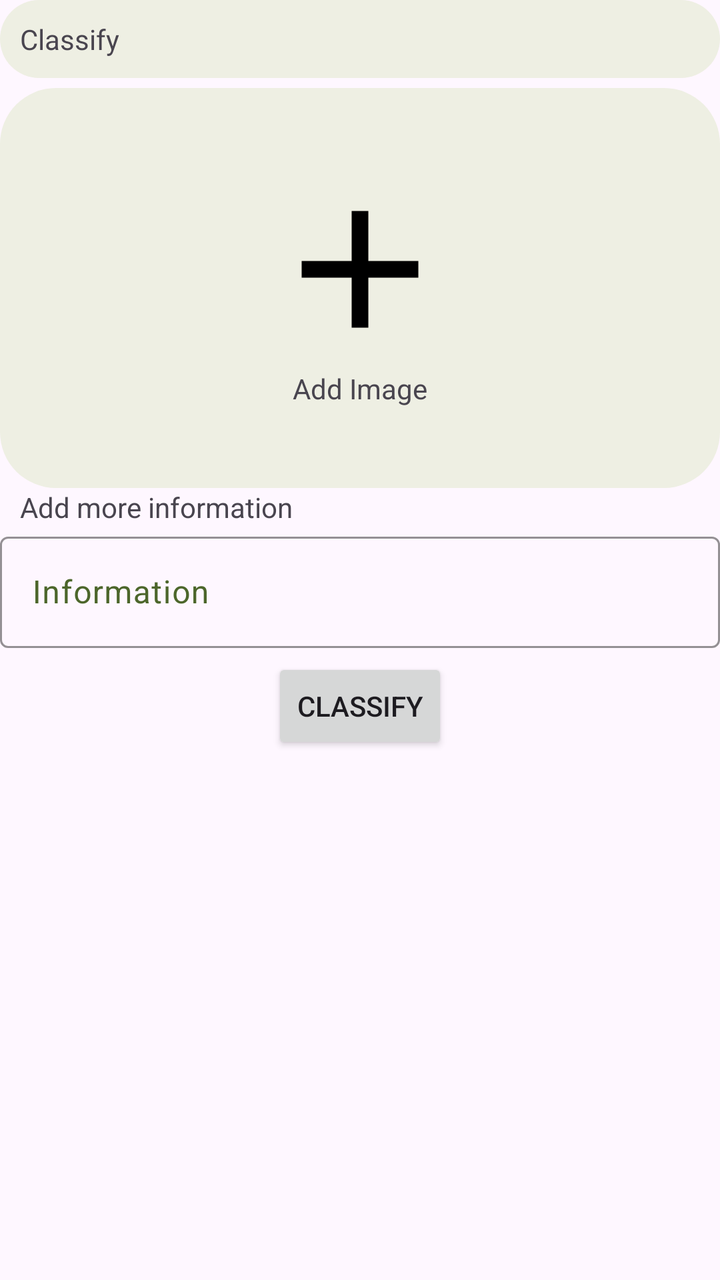
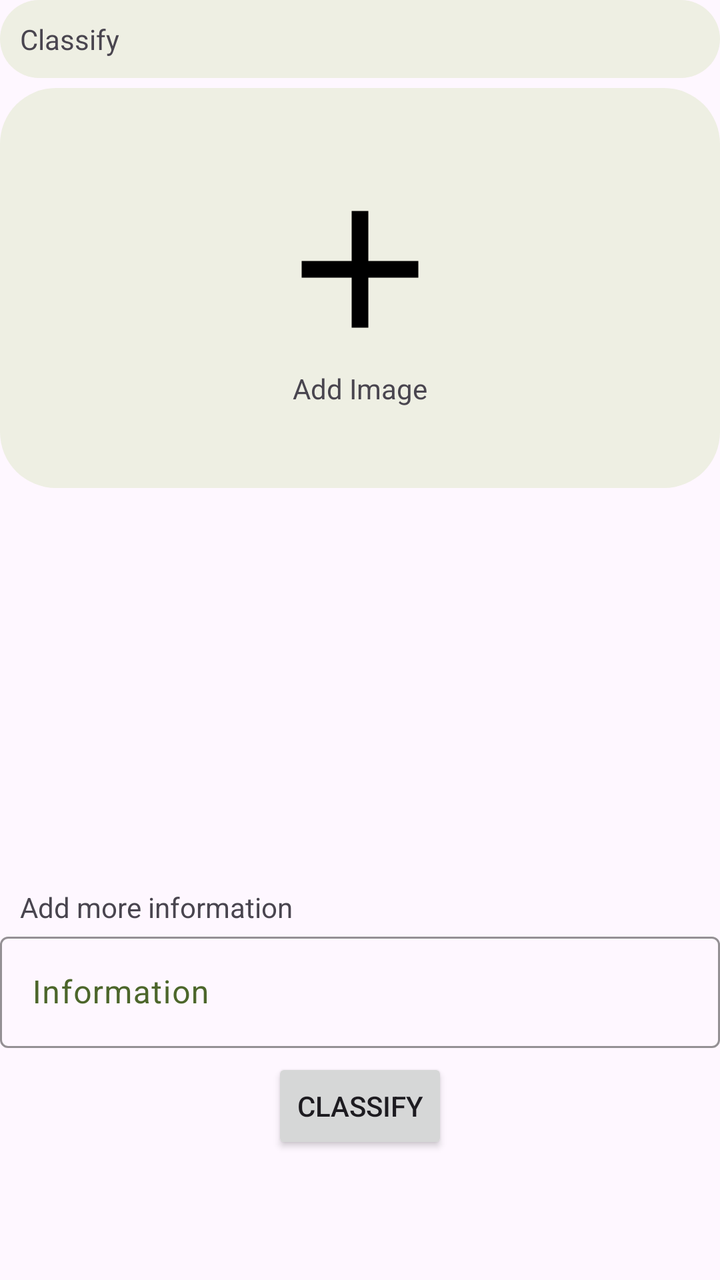

The first picture is an Android layout as it rendered before a commit; the second is the same layout after the commit. The layout source and the unified diff follow.
<!-- AndroidManifest.xml: application theme Theme.Task82HD -->
<!-- res/layout/fragment_classify.xml -->
<?xml version="1.0" encoding="utf-8"?>
<LinearLayout xmlns:android="http://schemas.android.com/apk/res/android"
    xmlns:tools="http://schemas.android.com/tools"
    android:layout_width="match_parent"
    android:layout_height="match_parent"
    xmlns:app="http://schemas.android.com/apk/res-auto"
    tools:context=".Fragment.ClassifyFragment"
    android:orientation="vertical">

    <TextView
        android:layout_width="match_parent"
        android:layout_height="wrap_content"
        android:text="@string/classify_nav"
        android:paddingTop="@dimen/standard_padding"
        android:paddingBottom="@dimen/standard_padding"
        android:paddingStart="@dimen/standard_padding"
        android:background="@drawable/background"/>

    <androidx.constraintlayout.widget.ConstraintLayout
        android:layout_width="match_parent"
        android:layout_marginTop="@dimen/margin_small"
        android:background="@drawable/background"
        android:layout_height="200dp"
        android:id="@+id/add_image">
        <LinearLayout
            android:layout_width="wrap_content"
            android:layout_height="wrap_content"
            android:orientation="vertical"
            app:layout_constraintStart_toStartOf="parent"
            app:layout_constraintEnd_toEndOf="parent"
            app:layout_constraintBottom_toBottomOf="parent"
            app:layout_constraintTop_toTopOf="parent">
            <ImageView
                android:layout_width="100dp"
                android:layout_height="100dp"
                android:layout_gravity="center"
                android:src="@drawable/outline_add_24"/>
            <TextView
                android:layout_width="wrap_content"
                android:layout_height="wrap_content"
                android:layout_gravity="center"
                android:text="@string/add_image"/>
        </LinearLayout>
    </androidx.constraintlayout.widget.ConstraintLayout>

    <TextView
        android:layout_width="wrap_content"
        android:layout_height="wrap_content"
        android:text="@string/more_info"
        android:paddingStart="@dimen/standard_padding"/>

    <com.google.android.material.textfield.TextInputLayout
        android:layout_width="match_parent"
        android:layout_height="wrap_content"
        android:hint="Information">

        <com.google.android.material.textfield.TextInputEditText
            android:layout_width="match_parent"
            android:layout_height="wrap_content"
            android:id="@+id/information_text"/>
    </com.google.android.material.textfield.TextInputLayout>

    <Button
        android:layout_width="wrap_content"
        android:layout_height="wrap_content"
        android:layout_gravity="center"
        android:layout_marginTop="@dimen/margin_small"
        android:id="@+id/classify_button"
        android:text="Classify"/>

</LinearLayout>
<!-- resources referenced by this layout -->
<resources>
  <dimen name="margin_small">5dp</dimen>
  <dimen name="standard_padding">10dp</dimen>
  <!-- drawable background (drawable) -->
  <?xml version="1.0" encoding="utf-8"?>
  <shape xmlns:android="http://schemas.android.com/apk/res/android"
      android:shape="rectangle">
  
      <solid android:color="@color/md_theme_surfaceContainer" />
  
      <corners android:radius="@dimen/corner_radius_big" />
  </shape>
  <!-- drawable outline_add_24 (drawable) -->
  <vector xmlns:android="http://schemas.android.com/apk/res/android" android:height="24dp" android:tint="#000000" android:viewportHeight="960" android:viewportWidth="960" android:width="24dp">
        
      <path android:fillColor="@android:color/white" android:pathData="M440,520L200,520L200,440L440,440L440,200L520,200L520,440L760,440L760,520L520,520L520,760L440,760L440,520Z"/>
      
  </vector>
  <string name="add_image">Add Image</string>
  <string name="classify_nav">Classify</string>
  <string name="more_info">Add more information</string>
  <style name="Theme.Task82HD" parent="Base.Theme.Task82HD" />
  <color name="md_theme_surfaceContainer">#EEEFE3</color>
  <dimen name="corner_radius_big">28dp</dimen>
  <style name="Base.Theme.Task82HD" parent="Theme.Material3.DayNight.NoActionBar">
  
          <item name="materialButtonStyle">@style/App.Button</item>
          <item name="textInputStyle">@style/App.TextInputLayout.OutlinedBox</item>
          <item name="switchStyle">@style/App.Switch</item>
      </style>
  <style name="App.Button" parent="Widget.Material3.Button">
          <item name="backgroundTint">@color/md_theme_primary</item>
          <item name="android:textAllCaps">false</item>
          <item name="cornerRadius">12dp</item>
          <item name="background">@drawable/background_primary</item>
      </style>
  <style name="App.TextInputLayout.OutlinedBox" parent="Widget.Material3.TextInputLayout.OutlinedBox">
          <item name="boxStrokeColor">@color/md_theme_primary</item>
          <item name="hintTextColor">@color/md_theme_primary</item>
          <item name="android:textColor">@color/md_theme_primary</item>
  
          <item name="android:textColorHint">@color/md_theme_primary</item>
      </style>
  <style name="App.Switch" parent="Widget.MaterialComponents.CompoundButton.Switch">
          <item name="thumbTint">@color/md_theme_primary</item>
          <item name="trackTint">@color/md_theme_surfaceDim</item>
      </style>
  <color name="md_theme_primary">#4C662B</color>
  <!-- drawable background_primary (drawable) -->
  <?xml version="1.0" encoding="utf-8"?>
  <shape xmlns:android="http://schemas.android.com/apk/res/android"
      android:shape="rectangle">
  
      <solid android:color="@color/md_theme_primary" />
  
      <corners android:radius="@dimen/corner_radius_big" />
  </shape>
  <color name="md_theme_surfaceDim">#DADBD0</color>
</resources>

<!-- the commit's change to res/layout/fragment_classify.xml (unified diff, before → after) -->
@@ -42,12 +42,18 @@
                 android:text="@string/add_image"/>
         </LinearLayout>
     </androidx.constraintlayout.widget.ConstraintLayout>
+    <androidx.recyclerview.widget.RecyclerView
+        android:layout_width="match_parent"
+        android:layout_height="200dp"
+        app:layoutManager="androidx.recyclerview.widget.LinearLayoutManager"
+        android:id="@+id/chat_recycler"/>
 
     <TextView
         android:layout_width="wrap_content"
         android:layout_height="wrap_content"
         android:text="@string/more_info"
         android:paddingStart="@dimen/standard_padding"/>
+
 
     <com.google.android.material.textfield.TextInputLayout
         android:layout_width="match_parent"
@@ -68,4 +74,6 @@
         android:id="@+id/classify_button"
         android:text="Classify"/>
 
+
+
 </LinearLayout>
